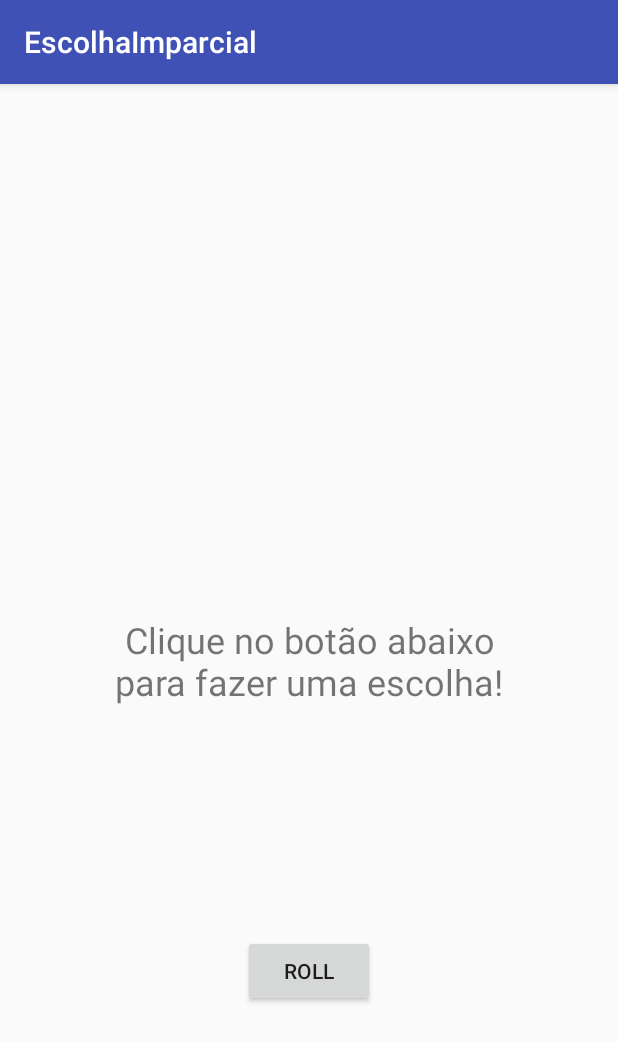
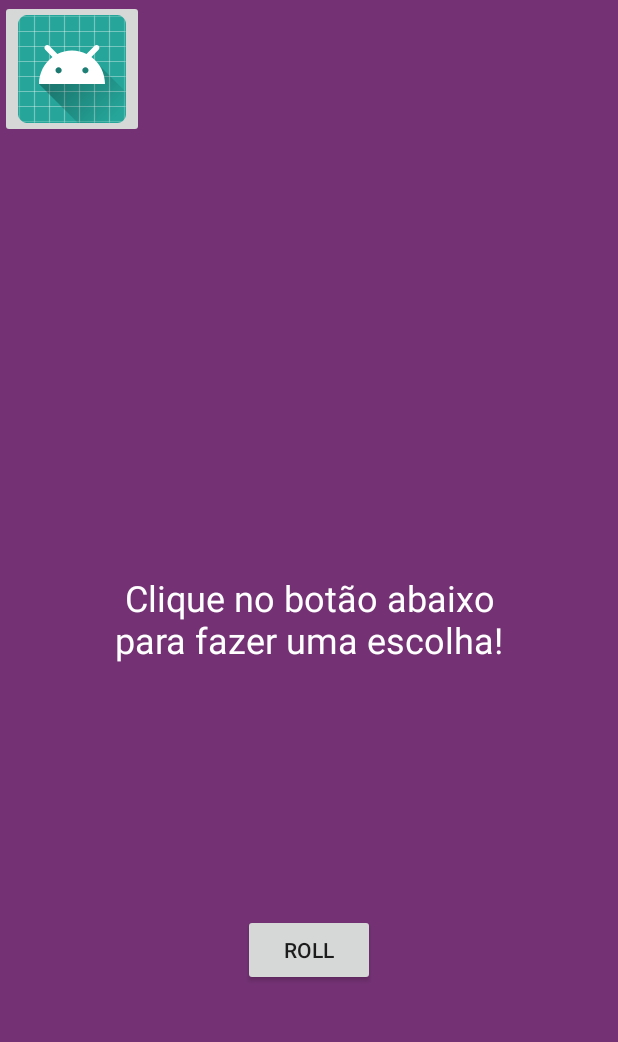
Before and after one commit to meijibr/EscolhaImparcial, an Android app: the screen it shows after launch (MainActivity), on a phone screen of 412 x 824 dp. Shown: the top 1042 px of the screen. Run offline under Robolectric (Android 15) with nearby library versions, the phone set to English and light mode, and no system bars.

Commit message:
atualização 2

```diff
--- a/app/src/main/AndroidManifest.xml
+++ b/app/src/main/AndroidManifest.xml
@@ -8,7 +8,7 @@
         android:label="@string/app_name"
         android:roundIcon="@mipmap/ic_launcher_round"
         android:supportsRtl="true"
-        android:theme="@style/AppTheme">
+        android:theme="@style/Theme.AppCompat.DayNight.NoActionBar">
         <activity android:name=".MainActivity">
             <intent-filter>
                 <action android:name="android.intent.action.MAIN" />
--- a/app/src/main/java/fnj/com/br/escolhaimparcial/MainActivity.java
+++ b/app/src/main/java/fnj/com/br/escolhaimparcial/MainActivity.java
@@ -19,6 +19,7 @@ public class MainActivity extends AppCompatActivity {
     protected void onCreate(Bundle savedInstanceState) {
         super.onCreate(savedInstanceState);
         setContentView(R.layout.activity_main);
+
 
         criterios = new Criterios();
 
--- a/app/src/main/res/layout/activity_main.xml
+++ b/app/src/main/res/layout/activity_main.xml
@@ -4,6 +4,7 @@
     xmlns:tools="http://schemas.android.com/tools"
     android:layout_width="match_parent"
     android:layout_height="match_parent"
+    android:background="#743274"
     tools:context="fnj.com.br.escolhaimparcial.MainActivity"
     tools:layout_editor_absoluteY="81dp">
 
@@ -16,6 +17,7 @@
         android:text="@string/inicial"
         android:textAlignment="center"
         android:textSize="24sp"
+        android:textColor="#FFFFFF"
         app:layout_constraintBottom_toBottomOf="parent"
         app:layout_constraintEnd_toEndOf="parent"
         app:layout_constraintHorizontal_bias="0.5"
@@ -33,4 +35,12 @@
         app:layout_constraintStart_toStartOf="parent"
         app:layout_constraintTop_toBottomOf="@+id/criterioTextView" />
 
+    <ImageButton
+        android:id="@+id/imageButton2"
+        android:layout_width="wrap_content"
+        android:layout_height="wrap_content"
+        app:srcCompat="@mipmap/ic_launcher"
+        tools:layout_editor_absoluteX="72dp"
+        tools:layout_editor_absoluteY="301dp" />
+
 </android.support.constraint.ConstraintLayout>
```
